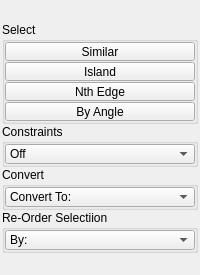
Qt form tentacle/ui/selection.ui (m3trik/tentacle) before a commit.
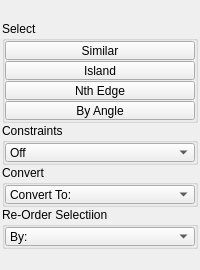
The same form after that commit. Custom widgets are drawn as their Qt base class.

Patch:
```diff
--- a/tentacle/ui/selection.ui
+++ b/tentacle/ui/selection.ui
@@ -58,7 +58,7 @@
         <property name="minimumSize">
          <size>
           <width>0</width>
-          <height>20</height>
+          <height>19</height>
          </size>
         </property>
         <property name="font">
@@ -253,13 +253,13 @@
            <property name="minimumSize">
             <size>
              <width>0</width>
-             <height>20</height>
+             <height>19</height>
             </size>
            </property>
            <property name="maximumSize">
             <size>
              <width>16777215</width>
-             <height>20</height>
+             <height>19</height>
             </size>
            </property>
            <property name="toolTip">
@@ -307,13 +307,13 @@
            <property name="minimumSize">
             <size>
              <width>0</width>
-             <height>20</height>
+             <height>19</height>
             </size>
            </property>
            <property name="maximumSize">
             <size>
              <width>16777215</width>
-             <height>20</height>
+             <height>19</height>
             </size>
            </property>
            <property name="toolTip">
@@ -367,13 +367,13 @@
            <property name="minimumSize">
             <size>
              <width>0</width>
-             <height>20</height>
+             <height>19</height>
             </size>
            </property>
            <property name="maximumSize">
             <size>
              <width>16777215</width>
-             <height>20</height>
+             <height>19</height>
             </size>
            </property>
            <property name="toolTip">
@@ -419,13 +419,13 @@
         <property name="minimumSize">
          <size>
           <width>0</width>
-          <height>20</height>
+          <height>19</height>
          </size>
         </property>
         <property name="maximumSize">
          <size>
           <width>16777215</width>
-          <height>20</height>
+          <height>19</height>
          </size>
         </property>
        </widget>
```
